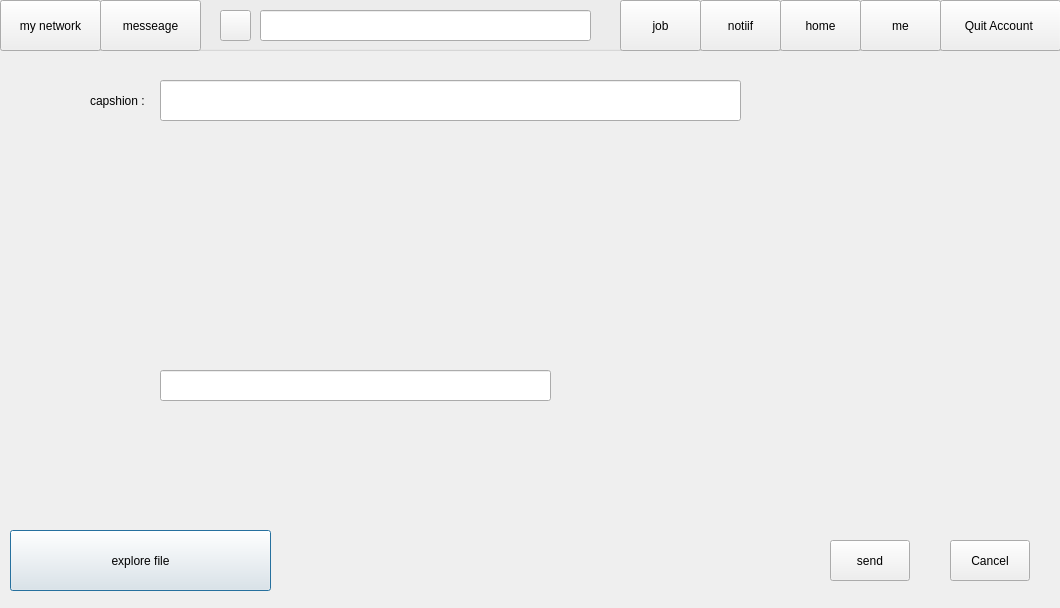
Old version of the form send_post.ui in the repository NEPLOS/linkedin-clone.
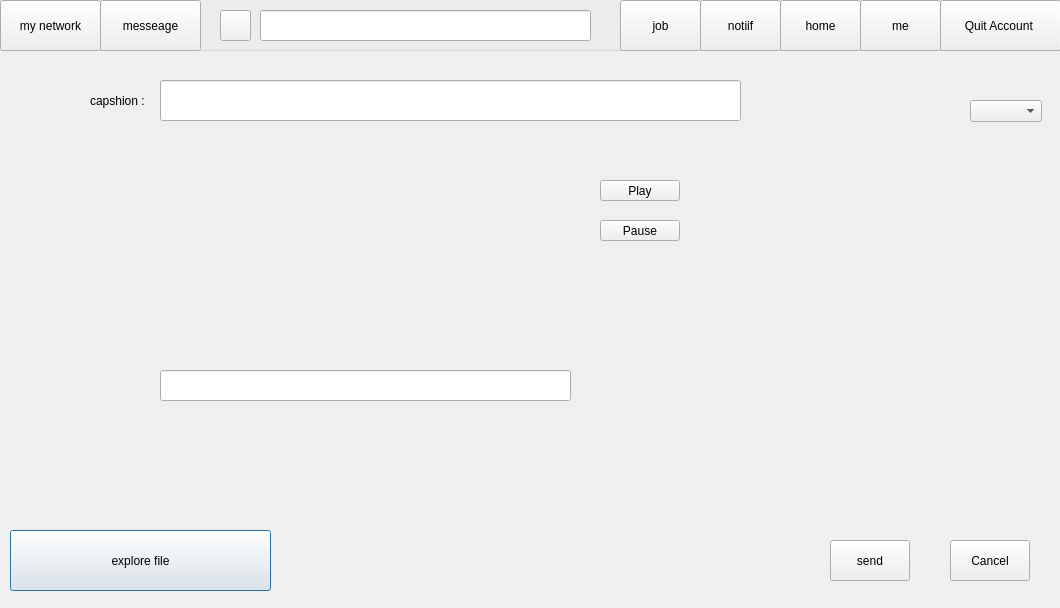
New version of the form.

```diff
--- a/send_post.ui
+++ b/send_post.ui
@@ -80,7 +80,7 @@
     <rect>
      <x>170</x>
      <y>180</y>
-     <width>381</width>
+     <width>371</width>
      <height>171</height>
     </rect>
    </property>
@@ -93,7 +93,7 @@
     <rect>
      <x>160</x>
      <y>370</y>
-     <width>391</width>
+     <width>411</width>
      <height>31</height>
     </rect>
    </property>
@@ -258,6 +258,42 @@
     </property>
    </widget>
   </widget>
+  <widget class="QPushButton" name="play">
+   <property name="geometry">
+    <rect>
+     <x>600</x>
+     <y>180</y>
+     <width>80</width>
+     <height>21</height>
+    </rect>
+   </property>
+   <property name="text">
+    <string>Play</string>
+   </property>
+  </widget>
+  <widget class="QPushButton" name="pause">
+   <property name="geometry">
+    <rect>
+     <x>600</x>
+     <y>220</y>
+     <width>80</width>
+     <height>21</height>
+    </rect>
+   </property>
+   <property name="text">
+    <string>Pause</string>
+   </property>
+  </widget>
+  <widget class="QComboBox" name="user_mod">
+   <property name="geometry">
+    <rect>
+     <x>970</x>
+     <y>100</y>
+     <width>72</width>
+     <height>22</height>
+    </rect>
+   </property>
+  </widget>
  </widget>
  <resources/>
  <connections/>
```
